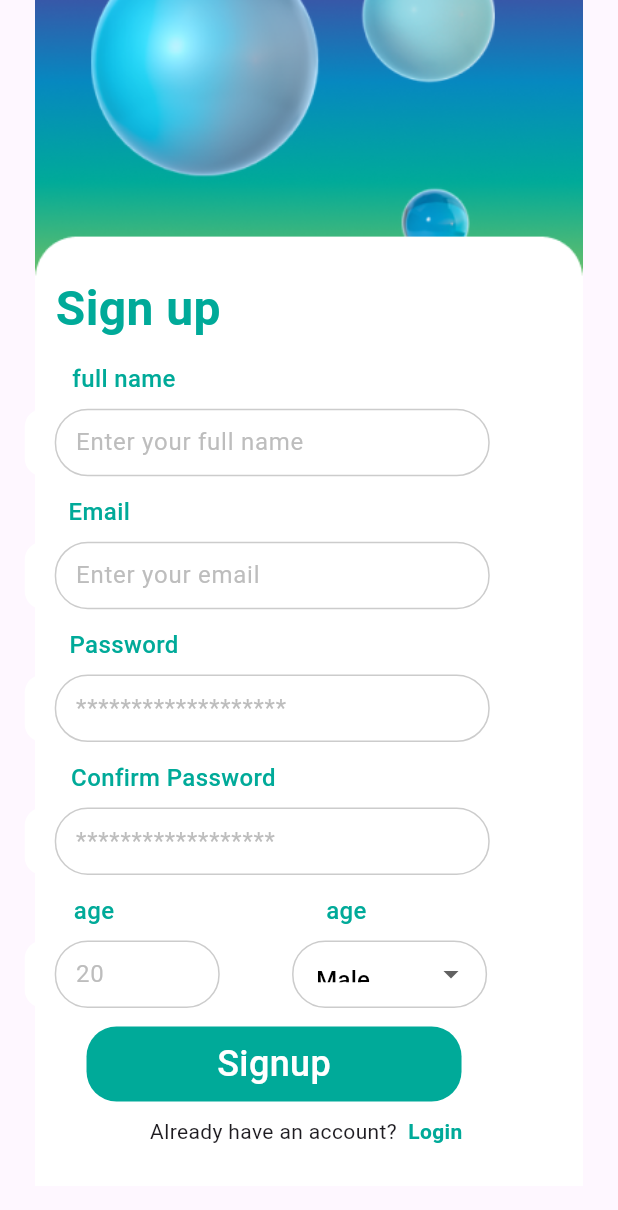
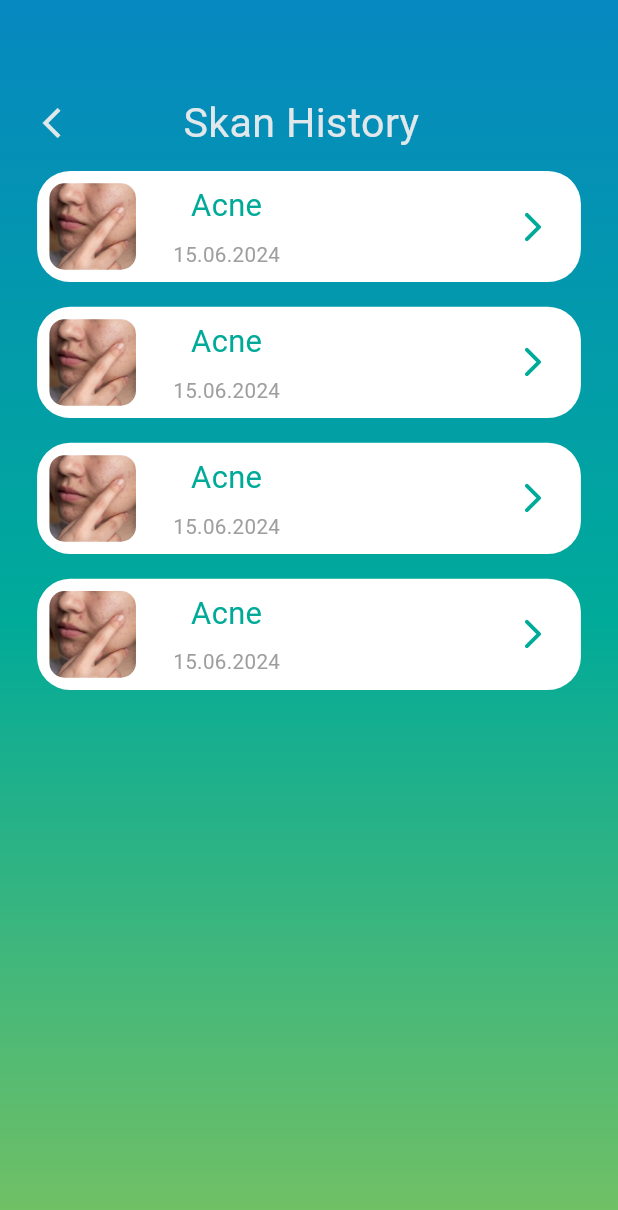
Before and after one commit to mohamedelzahaby/SkinSkan, a Flutter app: the screen it shows after launch, on a phone screen of 412 x 824 dp. Shown: the top 1210 px of the screen. Run offline on Flutter 3.47's test engine with Material 3 defaults, Android fonts, the phone set to English and light mode, and no system bars; our stand-ins replace animated_splash_screen, page_transition, percent_indicator, simple_gradient_text, sizer; Roboto replaces fonts that are missing (Poppins).

Commit message:
Skanshistory & Historyitem

```diff
--- a/lib/main.dart
+++ b/lib/main.dart
@@ -8,6 +8,8 @@ import 'package:skin_skan_v1/presentation/screens/home/homescreen.dart';
 import 'package:skin_skan_v1/presentation/screens/more/morescreen.dart';
 import 'package:skin_skan_v1/presentation/screens/onbaording/onbaordingscreen.dart';
 import 'package:skin_skan_v1/presentation/screens/select_body_part/select_body_part.dart';
+import 'package:skin_skan_v1/presentation/screens/skanhistory/skanhistory.dart';
+import 'package:skin_skan_v1/presentation/screens/skindetails/skandetails.dart';
 import 'package:skin_skan_v1/presentation/screens/splash/splashscreen.dart';
 import 'package:skin_skan_v1/widgets/FBA_navbar.dart';
 
@@ -26,7 +28,7 @@ class MyApp extends StatelessWidget {
       return MaterialApp(
         debugShowCheckedModeBanner: false,
         title: 'Skin skan',
-        home: Signupscreen(),
+        home: const Skanshistory(),
       );
     });
   }
--- a/lib/presentation/screens/auth/loginscreen.dart
+++ b/lib/presentation/screens/auth/loginscreen.dart
@@ -5,7 +5,7 @@ import 'package:skin_skan_v1/core/resources/colors.dart';
 // import 'package:sizer/sizer.dart';
 import 'package:skin_skan_v1/core/resources/image_manager.dart';
 import 'package:skin_skan_v1/presentation/screens/auth/signup.dart';
-import 'package:skin_skan_v1/presentation/screens/home/homepage.dart';
+
 import 'package:skin_skan_v1/presentation/screens/home/homescreen.dart';
 
 import '../../../core/theme/theme_helper.dart';
--- a/lib/presentation/screens/auth/signup.dart
+++ b/lib/presentation/screens/auth/signup.dart
@@ -4,7 +4,7 @@ import 'package:sizer/sizer.dart';
 // import 'package:sizer/sizer.dart';
 import 'package:skin_skan_v1/core/resources/image_manager.dart';
 import 'package:skin_skan_v1/presentation/screens/auth/loginscreen.dart';
-import 'package:skin_skan_v1/presentation/screens/home/homepage.dart';
+
 import 'package:skin_skan_v1/presentation/screens/home/homescreen.dart';
 
 import '../../../core/resources/colors.dart';
@@ -448,7 +448,7 @@ class _SignupscreenState extends State<Signupscreen> {
               Padding(
                 padding: EdgeInsets.only(right: 7.h),
                 child: const Text(
-                  "age",
+                  "gender",
                   style: TextStyle(
                       fontSize: 16,
                       fontWeight: FontWeight.w500,
@@ -468,30 +468,47 @@ class _SignupscreenState extends State<Signupscreen> {
                   padding: const EdgeInsets.symmetric(
                     horizontal: 20,
                   ),
-                  child: DropdownButtonFormField(
-                      decoration: InputDecoration(
-                        border: OutlineInputBorder(
-                          borderRadius: BorderRadius.circular(22),
-                          borderSide: BorderSide(
-                            color: appTheme.blueGray100,
-                            width: 1,
-                          ),
-                        ),
-                        enabledBorder: OutlineInputBorder(
-                          borderRadius: BorderRadius.circular(22),
-                          borderSide: BorderSide(
-                            color: appTheme.blueGray100,
-                            width: 1,
-                          ),
-                        ),
-                        focusedBorder: OutlineInputBorder(
-                          borderRadius: BorderRadius.circular(22),
-                          borderSide: BorderSide(
-                            color: appTheme.blueGray100,
-                            width: 1,
-                          ),
-                        ),
-                      ),
+                  child: DropdownButton(
+                      borderRadius: BorderRadius.circular(22),
+                      // decoration: InputDecoration(
+                      //   focusedBorder: OutlineInputBorder(
+                      //     borderRadius: BorderRadius.circular(22),
+                      //     borderSide: BorderSide(
+                      //       color: appTheme.blueGray100,
+                      //       width: 1,
+                      //     ),
+                      //   ),
+                      //   enabledBorder: OutlineInputBorder(
+                      //     borderRadius: BorderRadius.circular(22),
+                      //     borderSide: BorderSide(
+                      //       color: appTheme.blueGray100,
+                      //       width: 1,
+                      //     ),
+                      //   ),
+                      // ),
+                      //  decoration: InputDecoration(
+                      //     border: OutlineInputBorder(
+                      //       borderRadius: BorderRadius.circular(22),
+                      //       borderSide: BorderSide(
+                      //         color: appTheme.blueGray100,
+                      //         width: 1,
+                      //       ),
+                      //     ),
+                      //     enabledBorder: OutlineInputBorder(
+                      //       borderRadius: BorderRadius.circular(22),
+                      //       borderSide: BorderSide(
+                      //         color: appTheme.blueGray100,
+                      //         width: 1,
+                      //       ),
+                      //     ),
+                      //     focusedBorder: OutlineInputBorder(
+                      //       borderRadius: BorderRadius.circular(22),
+                      //       borderSide: BorderSide(
+                      //         color: appTheme.blueGray100,
+                      //         width: 1,
+                      //       ),
+                      //     ),
+                      //   ),
                       value: selecteditem,
                       items: genderlist
                           .map((item) => DropdownMenuItem(
@@ -503,9 +520,7 @@ class _SignupscreenState extends State<Signupscreen> {
                               ))
                           .toList(),
                       onChanged: (item) {
-                        setState(() {
-                          selecteditem = item;
-                        });
+                        setState(() => selecteditem = item);
                       }),
                 ),
               ),
--- a/lib/presentation/screens/more/morescreen.dart
+++ b/lib/presentation/screens/more/morescreen.dart
@@ -268,7 +268,7 @@ class Morescreen extends StatelessWidget {
                 SizedBox(width: 3.h),
                 Text(
                   "logout",
-                  style: TextStyle(color: Mycolors.mintgreen, fontSize: 15.sp),
+                  style: TextStyle(color: Mycolors.circlered, fontSize: 15.sp),
                 ),
                 const Spacer(
                     // flex: 1,
@@ -276,7 +276,7 @@ class Morescreen extends StatelessWidget {
                 IconButton(
                   onPressed: () {},
                   icon: const Icon(Icons.arrow_forward_ios_rounded,
-                      color: Mycolors.mintgreen),
+                      color: Mycolors.circlered),
                 )
               ],
             ),
--- /dev/null
+++ b/lib/presentation/screens/skanhistory/skanhistory.dart
@@ -0,0 +1,61 @@
+import 'package:flutter/material.dart';
+import 'package:sizer/sizer.dart';
+import 'package:skin_skan_v1/widgets/historyskanitem.dart';
+
+import '../../../core/resources/colors.dart';
+
+class Skanshistory extends StatelessWidget {
+  const Skanshistory({super.key});
+
+  @override
+  Widget build(BuildContext context) {
+    return Scaffold(
+        body: Container(
+      decoration: const BoxDecoration(
+        gradient: LinearGradient(
+            begin: Alignment.topCenter,
+            end: Alignment.bottomCenter,
+            colors: [
+              Color(0xff0688C0),
+              Color(0xff00AA99),
+              Color(0xff75C163),
+            ]),
+      ),
+      child: Padding(
+        padding: EdgeInsets.symmetric(vertical: 7.h, horizontal: 2.h),
+        child: Column(
+          children: [
+            Row(
+              children: [
+                IconButton(
+                    onPressed: () {
+                      Navigator.pop(context);
+                    },
+                    icon: const Icon(Icons.arrow_back_ios,
+                        color: Mycolors.mywhite)),
+                SizedBox(
+                  width: 7.h,
+                ),
+                Text(
+                  "Skan History",
+                  style: TextStyle(fontSize: 20.sp, color: Mycolors.mywhite),
+                ),
+              ],
+            ),
+            // SizedBox(
+            //   height: 1.h,
+            // ),
+            ListView.builder(
+              itemCount: 4,
+              shrinkWrap: true,
+              physics: NeverScrollableScrollPhysics(),
+              itemBuilder: (context, index) {
+                return Historyitem();
+              },
+            ),
+          ],
+        ),
+      ),
+    ));
+  }
+}
--- /dev/null
+++ b/lib/widgets/historyskanitem.dart
@@ -0,0 +1,70 @@
+import 'package:flutter/material.dart';
+
+import 'package:sizer/sizer.dart';
+
+import '../core/resources/colors.dart';
+import '../core/resources/image_manager.dart';
+
+class Historyitem extends StatelessWidget {
+  const Historyitem({super.key});
+
+  @override
+  Widget build(BuildContext context) {
+    return Padding(
+      padding: EdgeInsets.all(1.h),
+      child: GestureDetector(
+        onTap: () {},
+        child: Container(
+            height: 9.h,
+            width: 100.h,
+            decoration: BoxDecoration(
+              color: Colors.white,
+              borderRadius: BorderRadius.circular(22),
+            ),
+            child: Padding(
+              padding: EdgeInsets.symmetric(horizontal: 1.h),
+              child: Row(
+                children: [
+                  ClipRRect(
+                    borderRadius: BorderRadius.circular(10),
+                    child: Image(
+                      height: 7.h,
+                      width: 7.h,
+                      image: const AssetImage(
+                        ImageAssets.scan,
+                      ),
+                      // height: 11.h,
+                      fit: BoxFit.cover,
+                    ),
+                  ),
+                  SizedBox(width: 3.h),
+                  Column(
+                    children: [
+                      SizedBox(height: 1.h),
+                      Text(
+                        "Acne",
+                        style: TextStyle(
+                            color: Mycolors.mintgreen, fontSize: 15.sp),
+                      ),
+                      SizedBox(height: 1.h),
+                      Text(
+                        "15.06.2024",
+                        style: TextStyle(color: Colors.grey, fontSize: 10.sp),
+                      ),
+                    ],
+                  ),
+                  const Spacer(
+                      // flex: 1,
+                      ),
+                  IconButton(
+                    onPressed: () {},
+                    icon: const Icon(Icons.arrow_forward_ios_rounded,
+                        color: Mycolors.mintgreen),
+                  )
+                ],
+              ),
+            )),
+      ),
+    );
+  }
+}
```
Also changed, not shown: lib/presentation/screens/skindetails/skandetails.dart (added, +212 -0 lines).
